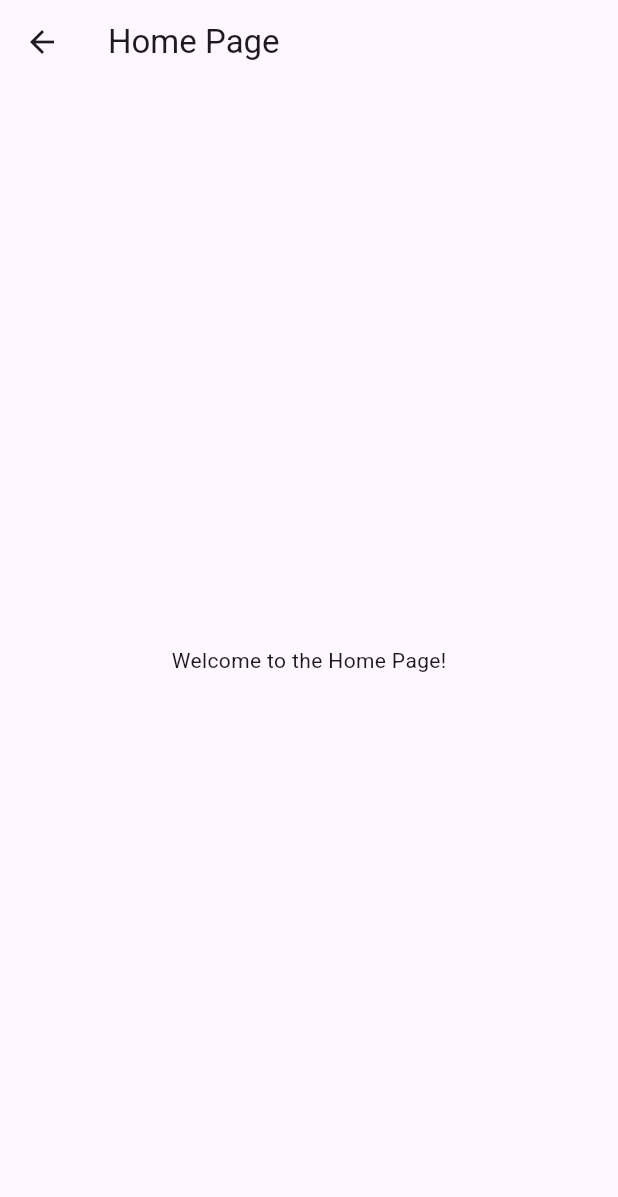
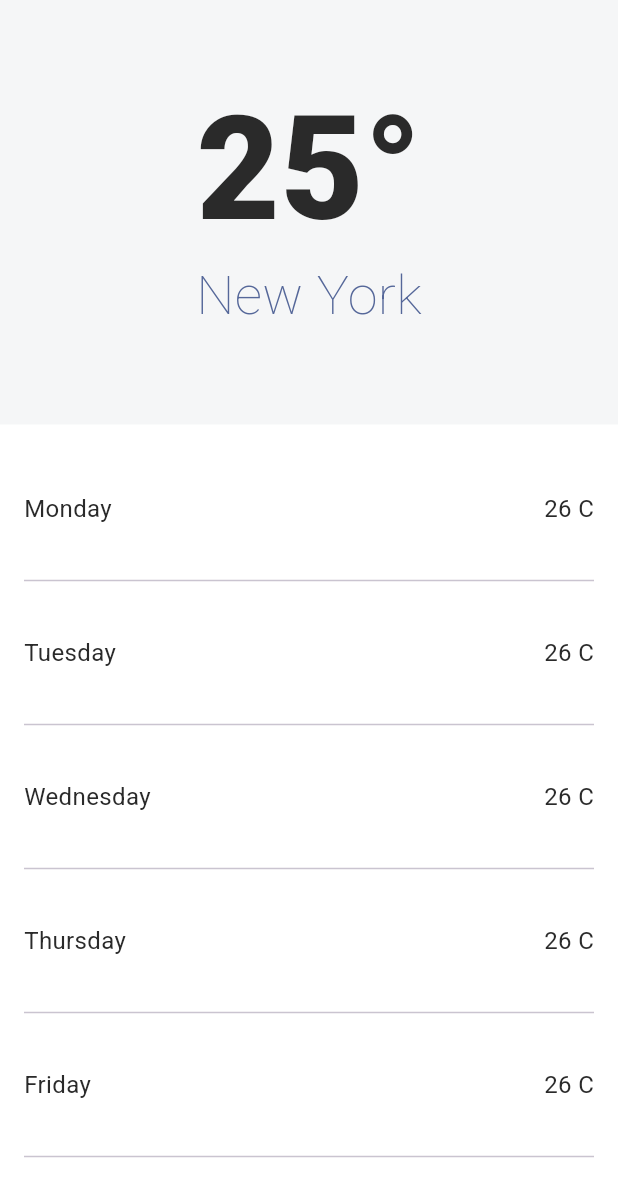
Before and after one commit to tohuyson/weather_app, a Flutter app: the HomePage screen opened directly, on a phone screen of 412 x 824 dp. Shown: the top 1197 px of the screen. Run offline on Flutter 3.47's test engine with Material 3 defaults, Android fonts, the phone set to English and light mode, and no system bars; our stand-ins replace animated_splash_screen, auto_route, cached_network_image, device_info_plus, dio, equatable and 8 more; missing offline and left inert: android_id; statements that could not run were skipped.

Commit message:
feat: UI weather

```diff
--- a/lib/common/colors.dart
+++ b/lib/common/colors.dart
@@ -4,7 +4,10 @@ class UIColors {
   UIColors._();
 
   static const Color primaryColor = Color(0xFF005fff);
-  static const Color defaultText = Color(0xFF000000);
+  static const Color defaultText = Color(0xFF2A2A2A);
   static const Color background = Color(0xFFF5F6F7);
   static const Color white = Color(0xFFFFFFFF);
+  static const Color secondaryText = Color(0xFF556799);
+  static const Color backgroundError = Color(0xFFE85959);
+  static const Color backgroundBtn = Color(0xFF4A4A4A);
 }
--- a/lib/common/constants.dart
+++ b/lib/common/constants.dart
@@ -4,4 +4,7 @@ class AppConstants {
   AppConstants._();
 
   static const ScrollPhysics physics = AlwaysScrollableScrollPhysics(parent: BouncingScrollPhysics());
+
+  static const Duration animationDuration = Duration(milliseconds: 500);
+  static const Curve animationCurve = Curves.easeInOut;
 }
--- a/lib/common/styles.dart
+++ b/lib/common/styles.dart
@@ -5,6 +5,13 @@ import 'colors.dart';
 
 class UITextStyle {
   UITextStyle._();
+
+  static system.TextStyle thin = _style.copyWith(
+    color: UIColors.defaultText,
+    fontSize: 14,
+    fontWeight: FontWeight.w100,
+    height: 1.5,
+  );
 
   static system.TextStyle light = _style.copyWith(
     color: UIColors.defaultText,
@@ -47,8 +54,13 @@ class UITextStyle {
     fontWeight: FontWeight.w800,
     height: 1.5,
   );
+
+  static system.TextStyle black = _style.copyWith(
+    color: UIColors.defaultText,
+    fontSize: 14,
+    fontWeight: FontWeight.w900,
+    height: 1.5,
+  );
 }
 
-const _style = system.TextStyle(
-  fontFamily: 'Roboto',
-);
+const _style = system.TextStyle(fontFamily: 'Roboto');
--- a/lib/common/widgets/splash_screen.dart
+++ b/lib/common/widgets/splash_screen.dart
@@ -24,7 +24,7 @@ class SplashScreen extends StatelessWidget {
             child: const Column(
               children: [
                 Spacer(flex: 306),
-                AppImage.asset(asset: 'weather_app_splash_logo', width: 120, height: 104, fit: BoxFit.contain),
+                AppImage.asset(asset: 'weather_splash_logo', width: 120, height: 104, fit: BoxFit.contain),
                 Spacer(flex: 402),
               ],
             ),
--- /dev/null
+++ b/lib/features/home/page/components/nextday_component.dart
@@ -0,0 +1,62 @@
+import 'package:flutter/material.dart';
+import 'package:weather_app/common/colors.dart';
+import 'package:weather_app/common/constants.dart';
+import 'package:weather_app/common/styles.dart';
+
+class NextDayComponent extends StatefulWidget {
+  const NextDayComponent({super.key, this.nextDays = const []});
+
+  final List<String> nextDays;
+
+  @override
+  State<NextDayComponent> createState() => _NextDayComponentState();
+}
+
+class _NextDayComponentState extends State<NextDayComponent> with SingleTickerProviderStateMixin {
+  late final AnimationController _controller;
+
+  @override
+  void initState() {
+    _controller = AnimationController(duration: AppConstants.animationDuration, vsync: this);
+    _controller.forward();
+    super.initState();
+  }
+
+  @override
+  void dispose() {
+    _controller.dispose();
+    super.dispose();
+  }
+
+  @override
+  Widget build(BuildContext context) {
+    return SlideTransition(
+      position: Tween<Offset>(
+        begin: const Offset(0, 1),
+        end: Offset.zero,
+      ).animate(CurvedAnimation(parent: _controller, curve: AppConstants.animationCurve)),
+      child: Container(
+        decoration: BoxDecoration(color: UIColors.white),
+        padding: const EdgeInsets.all(16),
+        child: ListView.separated(
+          itemCount: widget.nextDays.length,
+          physics: AppConstants.physics,
+          separatorBuilder: (context, index) => const Divider(),
+          itemBuilder: (context, index) {
+            final item = widget.nextDays[index];
+            return SizedBox(
+              height: 80,
+              child: Row(
+                mainAxisAlignment: MainAxisAlignment.spaceBetween,
+                children: [
+                  Text(item, style: UITextStyle.regular.copyWith(fontSize: 16, height: 1.2)),
+                  Text('26 C', style: UITextStyle.regular.copyWith(fontSize: 16, height: 1.2)),
+                ],
+              ),
+            );
+          },
+        ),
+      ),
+    );
+  }
+}
--- /dev/null
+++ b/lib/features/home/page/components/today_component.dart
@@ -0,0 +1,20 @@
+import 'package:flutter/material.dart';
+import 'package:weather_app/common/colors.dart';
+import 'package:weather_app/common/styles.dart';
+
+class TodayComponent extends StatelessWidget {
+  const TodayComponent({super.key, required this.temperature, required this.location});
+
+  final int temperature;
+  final String location;
+
+  @override
+  Widget build(BuildContext context) {
+    return Column(
+      children: [
+        Text('$temperature°', style: UITextStyle.black.copyWith(fontSize: 96, height: 1.2)),
+        Text(location, style: UITextStyle.thin.copyWith(fontSize: 36, color: UIColors.secondaryText, height: 1.4)),
+      ],
+    );
+  }
+}
--- a/lib/features/home/page/home_page.dart
+++ b/lib/features/home/page/home_page.dart
@@ -1,5 +1,8 @@
 import 'package:auto_route/auto_route.dart';
 import 'package:flutter/material.dart';
+import 'package:weather_app/common/colors.dart';
+import 'package:weather_app/features/home/page/components/nextday_component.dart';
+import 'package:weather_app/features/home/page/components/today_component.dart';
 
 @RoutePage()
 class HomePage extends StatelessWidget {
@@ -7,6 +10,27 @@ class HomePage extends StatelessWidget {
 
   @override
   Widget build(BuildContext context) {
-    return Scaffold(appBar: AppBar(title: Text('Home Page')), body: Center(child: Text('Welcome to the Home Page!')));
+    return Scaffold(
+      body: SafeArea(
+        bottom: false,
+        child: Container(
+          decoration: BoxDecoration(color: UIColors.background),
+          width: double.infinity,
+          child: Column(
+            crossAxisAlignment: CrossAxisAlignment.center,
+            children: [
+              SizedBox(height: 56),
+              TodayComponent(temperature: 25, location: 'New York'),
+              SizedBox(height: 62),
+              Expanded(
+                child: NextDayComponent(
+                  nextDays: ['Monday', 'Tuesday', 'Wednesday', 'Thursday', 'Friday', 'Saturday', 'Sunday'],
+                ),
+              ),
+            ],
+          ),
+        ),
+      ),
+    );
   }
 }
```
Also changed, not shown: lib/common/widgets/buttons.dart (added, +120 -0 lines), lib/features/home/page/components/error_component.dart (added, +33 -0 lines), 1 other file.
